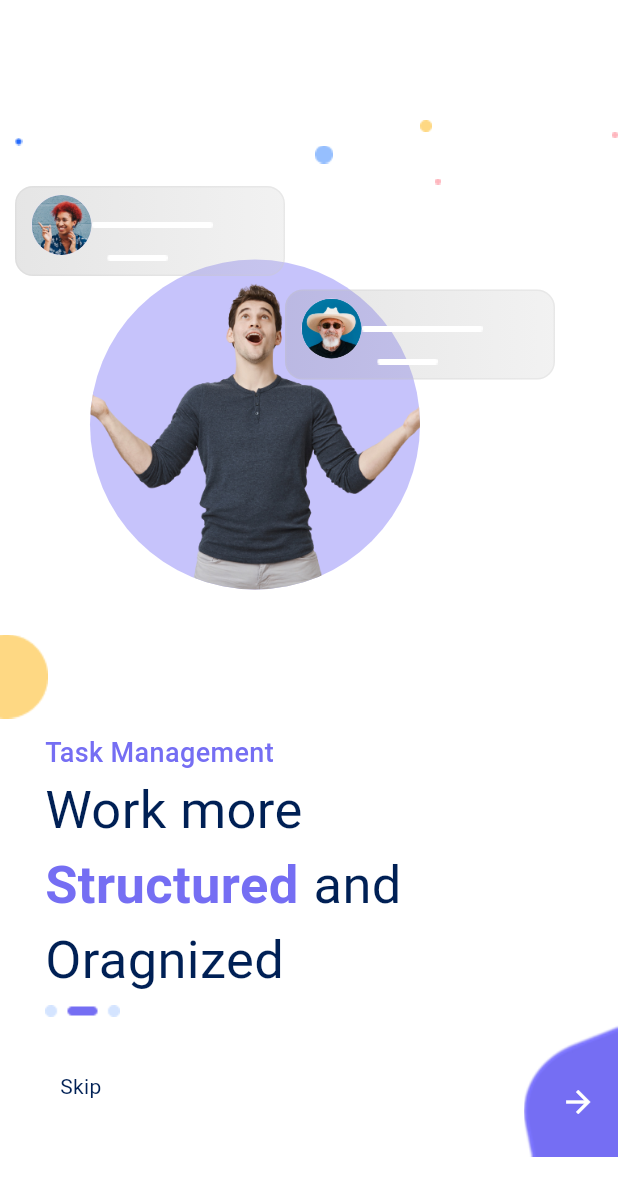
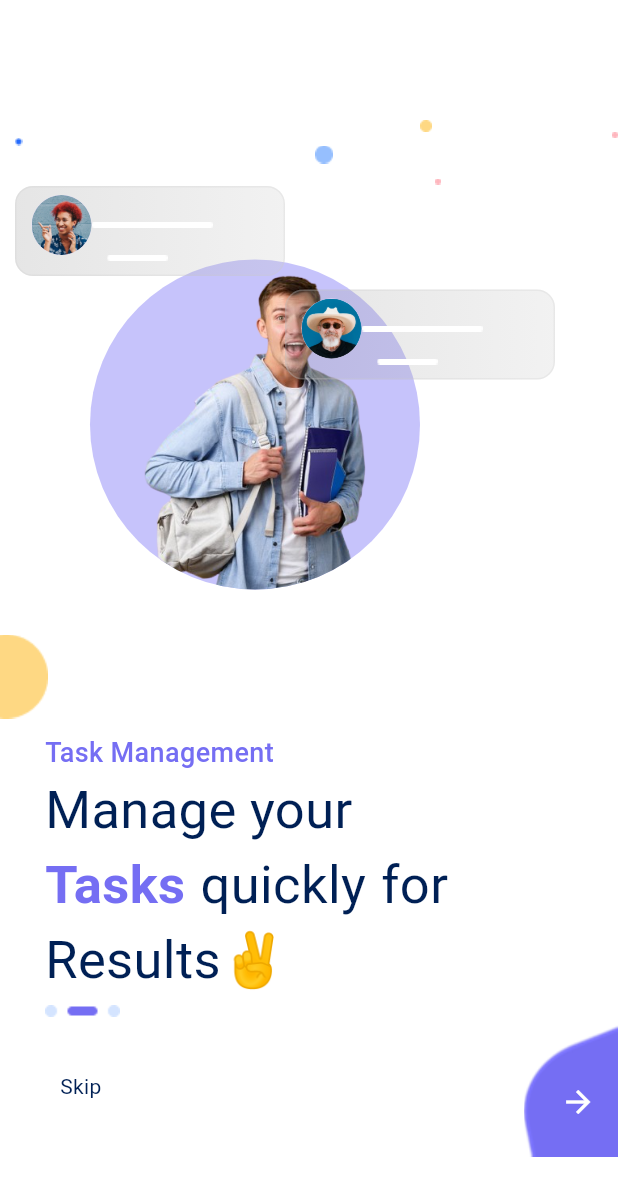
Before and after one commit to adeenazara2002/Flutter-final-project, a Flutter app: the OnBoard3 screen opened directly, on a phone screen of 412 x 824 dp. Shown: the top 1196 px of the screen. Run offline on Flutter 3.47's test engine with Material 3 defaults, Android fonts, the phone set to English and light mode, and no system bars.

Commit message:
Onboard 3 Screen

```diff
--- a/lib/Screens/onBoard3.dart
+++ b/lib/Screens/onBoard3.dart
@@ -63,7 +63,7 @@ class _OnBoard3State extends State<OnBoard3> {
                       left: 60,
                       child: CircleAvatar(
                         backgroundColor: Color.fromRGBO(198, 195, 251, 1),
-                        backgroundImage: AssetImage('assets/images/men.png'),
+                        backgroundImage: AssetImage('assets/images/men3.png'),
                         radius: 110,
                       ),
                     ),
@@ -178,10 +178,9 @@ class _OnBoard3State extends State<OnBoard3> {
                 children: [
                   Padding(padding: EdgeInsets.only(left: 30)),
                   Text(
-                    'Work more',
+                    'Manage your',
                     style: TextStyle(
-                      color: Color.fromRGBO(0, 32, 85, 1),
-
+                        color: Color.fromRGBO(0, 32, 85, 1),
                         fontSize: 35,
                         fontWeight: FontWeight.w400),
                   ),
@@ -191,7 +190,7 @@ class _OnBoard3State extends State<OnBoard3> {
                 children: [
                   Padding(padding: EdgeInsets.only(left: 30)),
                   Text(
-                    'Structured',
+                    'Tasks',
                     style: TextStyle(
                         color: Color.fromRGBO(117, 110, 243, 1),
                         fontSize: 35,
@@ -199,10 +198,18 @@ class _OnBoard3State extends State<OnBoard3> {
                   ),
                   Padding(padding: EdgeInsets.only(left: 10)),
                   Text(
-                    'and',
+                    'quickly',
                     style: TextStyle(
-                      color: Color.fromRGBO(0, 32, 85, 1),
+                        color: Color.fromRGBO(0, 32, 85, 1),
+                        fontSize: 35,
+                        fontWeight: FontWeight.w400),
+                  ),
 
+                   Padding(padding: EdgeInsets.only(left: 10)),
+                  Text(
+                    'for',
+                    style: TextStyle(
+                        color: Color.fromRGBO(0, 32, 85, 1),
                         fontSize: 35,
                         fontWeight: FontWeight.w400),
                   ),
@@ -212,10 +219,9 @@ class _OnBoard3State extends State<OnBoard3> {
                 children: [
                   Padding(padding: EdgeInsets.only(left: 30)),
                   Text(
-                    'Oragnized',
+                    'Results✌',
                     style: TextStyle(
-                      color: Color.fromRGBO(0, 32, 85, 1),
-
+                        color: Color.fromRGBO(0, 32, 85, 1),
                         fontSize: 35,
                         fontWeight: FontWeight.w400),
                   ),
--- a/lib/main.dart
+++ b/lib/main.dart
@@ -1,7 +1,8 @@
 import 'package:flutter/material.dart';
-import 'package:flutterfinalproject/Screens/artBoard.dart';
-import 'package:flutterfinalproject/Screens/onBoard1.dart';
-import 'package:flutterfinalproject/Screens/onBoard2.dart';
+// import 'package:flutterfinalproject/Screens/artBoard.dart';
+// import 'package:flutterfinalproject/Screens/onBoard1.dart';
+// import 'package:flutterfinalproject/Screens/onBoard2.dart';
+import 'package:flutterfinalproject/Screens/onBoard3.dart';
 
 void main() {
   runApp(MyApp());
@@ -14,7 +15,7 @@ class MyApp extends StatelessWidget {
   Widget build(BuildContext context) {
     return MaterialApp(
       debugShowCheckedModeBanner: false,
-      home: OnBoard2(),
+      home: OnBoard3(),
     );
   }
 }
```
Also changed, not shown: assets/images/men3.png (added).
